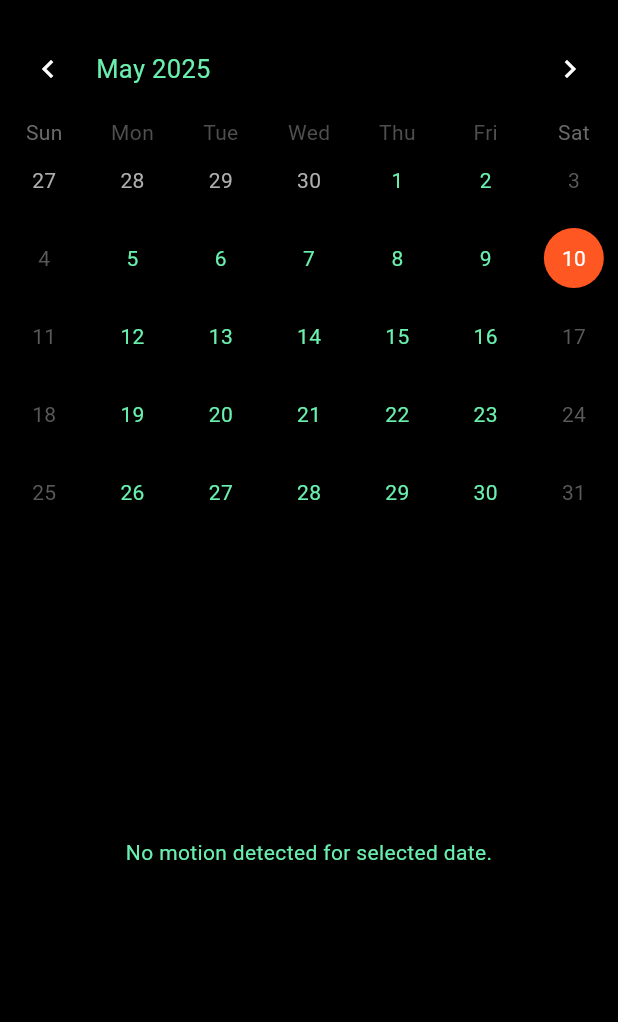
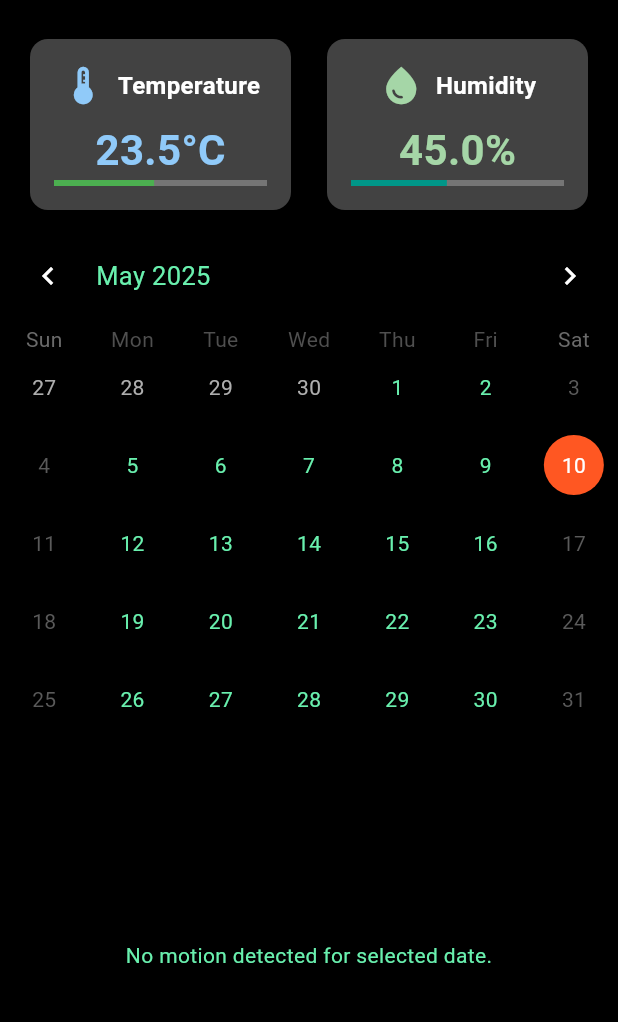
Before and after one commit to RvnXcnnrr/flutter-esp32-motion-detector, a Flutter app: the screen it shows after launch, on a phone screen of 412 x 824 dp, the part 63-1085 px from its top. Run offline on Flutter 3.47's test engine with Material 3 defaults, Android fonts, the light colour scheme and no system bars; drawn by our look-alikes of table_calendar; network calls fail.

Commit message:
Implement user interface enhancements for improved navigation and usability

```diff
--- a/motion_dashboard/lib/screens/dashboard_screen.dart
+++ b/motion_dashboard/lib/screens/dashboard_screen.dart
@@ -20,10 +20,11 @@ class _DashboardScreenState extends State<DashboardScreen> {
   List<MotionEvent> _motionLogs = [];
   DateTime _selectedDate = DateTime.now().toLocal();
   DateTime _focusedDay = DateTime.now().toLocal();
-
+  double _currentTemperature = 23.5; // Example temperature value
+  double _currentHumidity = 45.0;    // Example humidity value
   bool _isLoading = false;
-
   Timer? _refreshTimer;
+  Timer? _envRefreshTimer;
 
   @override
   void initState() {
@@ -31,15 +32,29 @@ class _DashboardScreenState extends State<DashboardScreen> {
     _selectedDate = DateTime(_selectedDate.year, _selectedDate.month, _selectedDate.day);
     _focusedDay = DateTime(_focusedDay.year, _focusedDay.month, _focusedDay.day);
     _fetchMotionEvents();
+    _fetchEnvironmentData();
     _refreshTimer = Timer.periodic(const Duration(seconds: 5), (timer) {
       _fetchMotionEvents();
+    });
+    _envRefreshTimer = Timer.periodic(const Duration(seconds: 10), (timer) {
+      _fetchEnvironmentData();
     });
   }
 
   @override
   void dispose() {
     _refreshTimer?.cancel();
+    _envRefreshTimer?.cancel();
     super.dispose();
+  }
+
+  Future<void> _fetchEnvironmentData() async {
+    // In a real app, you would fetch this from your DHT22 sensor
+    // For now, we'll simulate small variations in the values
+    setState(() {
+      _currentTemperature = 23.5 + (DateTime.now().second % 10) * 0.1;
+      _currentHumidity = 45.0 + (DateTime.now().second % 10) * 0.5;
+    });
   }
 
   Future<void> _fetchMotionEvents() async {
@@ -71,7 +86,6 @@ class _DashboardScreenState extends State<DashboardScreen> {
           _isLoading = true;
           _motionLogs = events;
         });
-      // Simulate loading delay if needed, or remove if instant update is preferred
         await Future.delayed(const Duration(milliseconds: 500));
         if (mounted) {
           setState(() {
@@ -103,6 +117,7 @@ class _DashboardScreenState extends State<DashboardScreen> {
   @override
   Widget build(BuildContext context) {
     final themeProvider = Provider.of<ThemeProvider>(context);
+    final isDarkMode = themeProvider.isDarkMode;
 
     return Scaffold(
       appBar: AppBar(
@@ -173,7 +188,6 @@ class _DashboardScreenState extends State<DashboardScreen> {
               title: const Text('Dashboard'),
               onTap: () {
                 Navigator.pop(context);
-                // Already on Dashboard, no navigation needed
               },
             ),
             ListTile(
@@ -212,6 +226,117 @@ class _DashboardScreenState extends State<DashboardScreen> {
       ),
       body: Column(
         children: [
+          // Environment Data Cards
+          Padding(
+            padding: const EdgeInsets.symmetric(horizontal: 16.0, vertical: 8.0),
+            child: Row(
+              children: [
+                // Temperature Card
+                Expanded(
+                  child: Card(
+                    elevation: 4,
+                    color: isDarkMode ? Colors.grey[800] : Colors.blue[50],
+                    child: Padding(
+                      padding: const EdgeInsets.all(16.0),
+                      child: Column(
+                        children: [
+                          Row(
+                            mainAxisAlignment: MainAxisAlignment.center,
+                            children: [
+                              Icon(
+                                Icons.thermostat,
+                                color: isDarkMode ? Colors.blue[200] : Colors.blue[700],
+                                size: 30,
+                              ),
+                              const SizedBox(width: 8),
+                              Text(
+                                'Temperature',
+                                style: TextStyle(
+                                  fontSize: 16,
+                                  fontWeight: FontWeight.bold,
+                                  color: isDarkMode ? Colors.white : Colors.black,
+                                ),
+                              ),
+                            ],
+                          ),
+                          const SizedBox(height: 8),
+                          Text(
+                            '${_currentTemperature.toStringAsFixed(1)}°C',
+                            style: TextStyle(
+                              fontSize: 28,
+                              fontWeight: FontWeight.bold,
+                              color: isDarkMode ? Colors.blue[200] : Colors.blue[700],
+                            ),
+                          ),
+                          LinearProgressIndicator(
+                            value: _currentTemperature / 50, // Assuming max temp is 50°C
+                            backgroundColor: isDarkMode ? Colors.grey[600] : Colors.grey[300],
+                            valueColor: AlwaysStoppedAnimation<Color>(
+                              _currentTemperature > 30
+                                ? Colors.red
+                                : (_currentTemperature < 20 ? Colors.blue : Colors.green),
+                            ),
+                          ),
+                        ],
+                      ),
+                    ),
+                  ),
+                ),
+                const SizedBox(width: 16),
+                // Humidity Card
+                Expanded(
+                  child: Card(
+                    elevation: 4,
+                    color: isDarkMode ? Colors.grey[800] : Colors.green[50],
+                    child: Padding(
+                      padding: const EdgeInsets.all(16.0),
+                      child: Column(
+                        children: [
+                          Row(
+                            mainAxisAlignment: MainAxisAlignment.center,
+                            children: [
+                              Icon(
+                                Icons.water_drop,
+                                color: isDarkMode ? Colors.green[200] : Colors.green[700],
+                                size: 30,
+                              ),
+                              const SizedBox(width: 8),
+                              Text(
+                                'Humidity',
+                                style: TextStyle(
+                                  fontSize: 16,
+                                  fontWeight: FontWeight.bold,
+                                  color: isDarkMode ? Colors.white : Colors.black,
+                                ),
+                              ),
+                            ],
+                          ),
+                          const SizedBox(height: 8),
+                          Text(
+                            '${_currentHumidity.toStringAsFixed(1)}%',
+                            style: TextStyle(
+                              fontSize: 28,
+                              fontWeight: FontWeight.bold,
+                              color: isDarkMode ? Colors.green[200] : Colors.green[700],
+                            ),
+                          ),
+                          LinearProgressIndicator(
+                            value: _currentHumidity / 100,
+                            backgroundColor: isDarkMode ? Colors.grey[600] : Colors.grey[300],
+                            valueColor: AlwaysStoppedAnimation<Color>(
+                              _currentHumidity > 70
+                                ? Colors.blue
+                                : (_currentHumidity < 30 ? Colors.amber : Colors.teal),
+                            ),
+                          ),
+                        ],
+                      ),
+                    ),
+                  ),
+                ),
+              ],
+            ),
+          ),
           TableCalendar(
             firstDay: DateTime.utc(2020, 1, 1),
             lastDay: DateTime.utc(2030, 12, 31),
```
Lines whose indentation alone changed are shown as unchanged.
